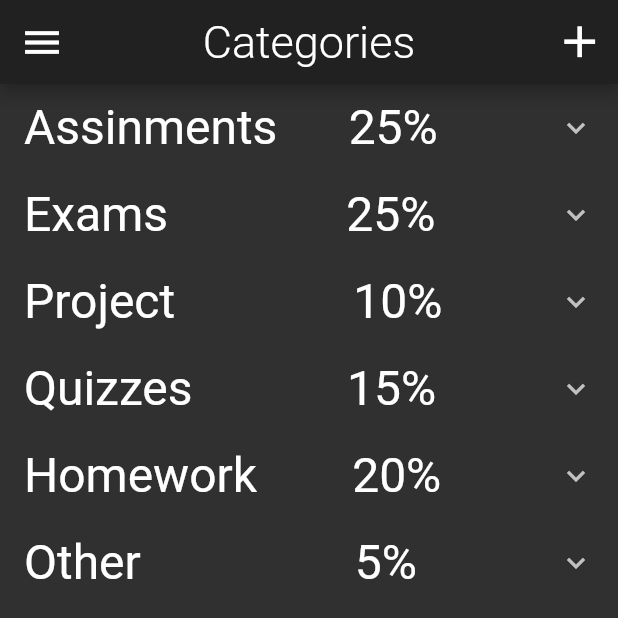
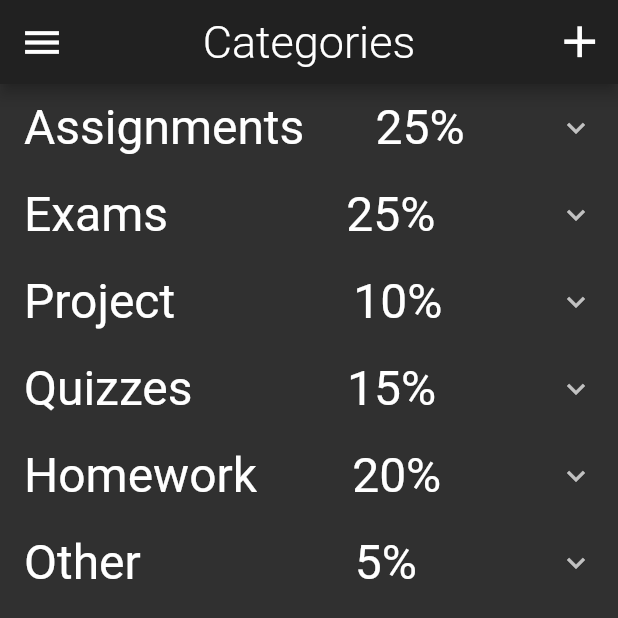
Before and after one commit to rabaraaaron/Gradebook, a Flutter app: the CategoriesPage screen opened by its route, on a phone screen of 412 x 824 dp. Shown: the top 618 px of the screen. Run offline on Flutter 3.47's test engine with Material 2 defaults, Android fonts, the phone set to English and light mode, and no system bars; our stand-ins replace firebase_auth, firebase_core, flutter_slidable, flutter_spinkit, google_fonts; accounts and stored records are empty; Roboto replaces fonts that are missing (TextStyle).

Commit message:
commit to pull

```diff
--- a/gradebook/lib/main.dart
+++ b/gradebook/lib/main.dart
@@ -2,6 +2,7 @@ import 'package:flutter/material.dart';
 import 'package:google_fonts/google_fonts.dart';
 import 'package:gradebook/model/user.dart';
 import 'package:gradebook/pages/CategoriesPage.dart';
+import 'package:gradebook/pages/WelcomePage.dart';
 import 'package:gradebook/pages/auth_wrapper.dart';
 import 'package:gradebook/pages/loading.dart';
 import 'package:gradebook/pages/LoginPage.dart';
@@ -93,6 +94,7 @@ class _GradebookState extends State<Gradebook> {
             '/Terms': (context) => TermsPage(),
             '/Home': (context) => TermClassesPage(),
             '/Categories': (context) => CategoriesPage(),
+            '/Welcome': (context) => WelcomePage(),
           },
         ),
       );
--- a/gradebook/lib/pages/CategoriesPage.dart
+++ b/gradebook/lib/pages/CategoriesPage.dart
@@ -30,6 +30,7 @@ class _CategoriesPageState extends State<CategoriesPage> {
             ListTile(
               title: Text("Log Out", style: Theme.of(context).textTheme.headline5,),
               onTap: () async {
+
                 await AuthService().signOut();
               },
             ),
@@ -75,7 +76,7 @@ class _CategoriesPageState extends State<CategoriesPage> {
         children: [
           ExpansionTile(
             backgroundColor: Colors.grey[800],
-            title: Text("Assinments      25%" , textScaleFactor: 2),
+            title: Text("Assignments      25%" , textScaleFactor: 2),
             children: [
               Container(
                 padding: const EdgeInsets.symmetric(horizontal: 40.0),
--- a/gradebook/lib/pages/TermClassesPage.dart
+++ b/gradebook/lib/pages/TermClassesPage.dart
@@ -29,6 +29,8 @@ class _TermsPageState extends State<TermClassesPage> {
             ListTile(
               title: Text("Log Out", style: Theme.of(context).textTheme.headline5,),
               onTap: () async {
+                // Navigator.popUntil(context, ModalRoute.withName('/Welcome'));
+                // Navigator.pushNamed(context, '/Welcome');
                 await AuthService().signOut();
               },
             ),
--- a/gradebook/lib/pages/TermsPage.dart
+++ b/gradebook/lib/pages/TermsPage.dart
@@ -43,7 +43,8 @@ class _TermsPageState extends State<TermsPage> {
               title: Text("Log Out",
                   style: Theme.of(context).textTheme.headline5,),
               onTap: () async {
-                //Navigator.pop(context);
+                // Navigator.popUntil(context, ModalRoute.withName('/Welcome'));
+                // Navigator.pushNamed(context, '/Welcome');
                 await AuthService().signOut();
               },
             ),
```
Also changed, not shown: 2 other files.
